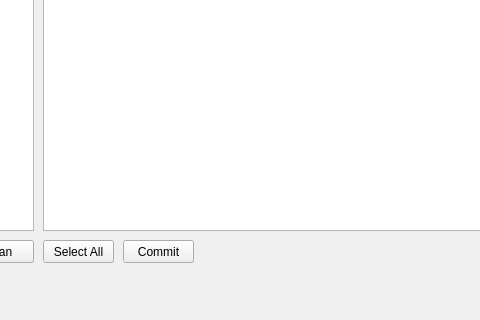
First picture: the form in SCDAgui/mainwindow.ui, repository JBs197/GUI, before the edit; both pictures show x 127 to 607 and y 280 to 600 of the 800 by 600 pixel window.
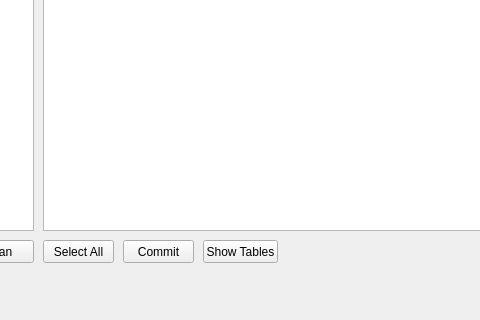
Second picture: the form after the edit.

What changed in the file:
```diff
--- a/SCDAgui/mainwindow.ui
+++ b/SCDAgui/mainwindow.ui
@@ -86,6 +86,19 @@
      <enum>QAbstractItemView::MultiSelection</enum>
     </property>
    </widget>
+   <widget class="QPushButton" name="pushButton_ShowTables">
+    <property name="geometry">
+     <rect>
+      <x>330</x>
+      <y>520</y>
+      <width>75</width>
+      <height>23</height>
+     </rect>
+    </property>
+    <property name="text">
+     <string>Show Tables</string>
+    </property>
+   </widget>
   </widget>
   <widget class="QMenuBar" name="menubar">
    <property name="geometry">
```
Left out of the diff: 12 changed lines with no effect on the pictures.
